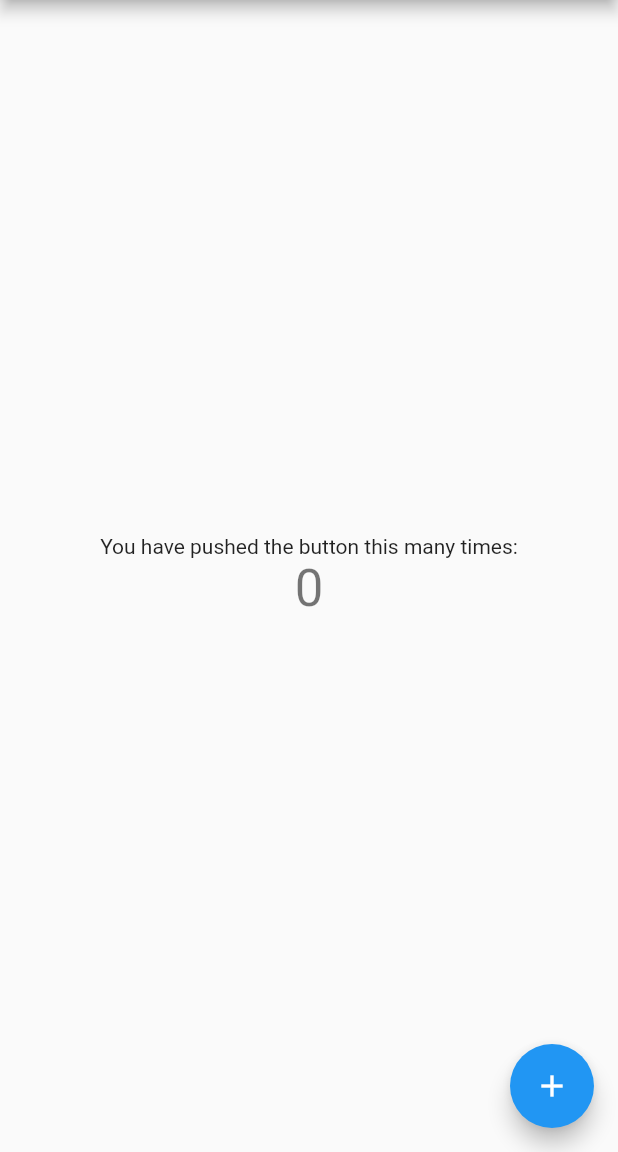
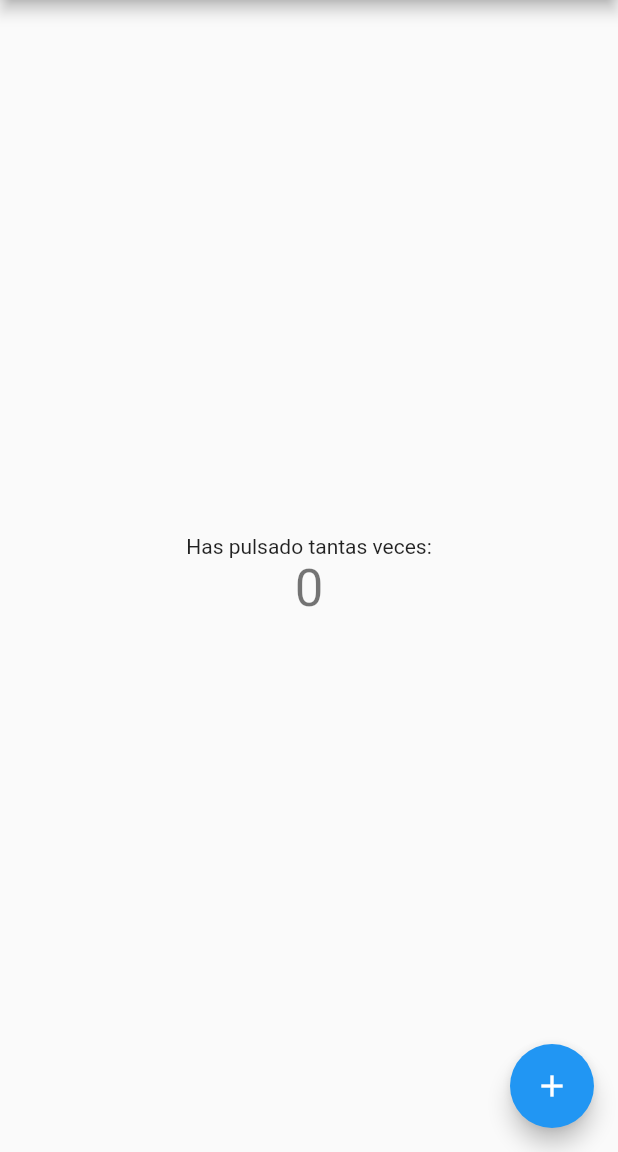
Before and after one commit to alexEscobarGonzalez/prueba, a Flutter app: the screen it shows after launch, on a phone screen of 412 x 824 dp, the part 84-1236 px from its top. Run offline on Flutter 3.47's test engine with Material 2 defaults, Android fonts, the phone set to English and light mode, and no system bars.

Commit message:
cambio texto

```diff
--- a/lib/main.dart
+++ b/lib/main.dart
@@ -2,7 +2,6 @@ import 'package:flutter/material.dart';
 
 void main() {
   runApp(const MyApp());
-
 }
 
 class MyApp extends StatelessWidget {
@@ -97,7 +96,7 @@ class _MyHomePageState extends State<MyHomePage> {
           mainAxisAlignment: MainAxisAlignment.center,
           children: <Widget>[
             const Text(
-              'You have pushed the button this many times:',
+              'Has pulsado tantas veces:',
             ),
             Text(
               '$_counter',
```
